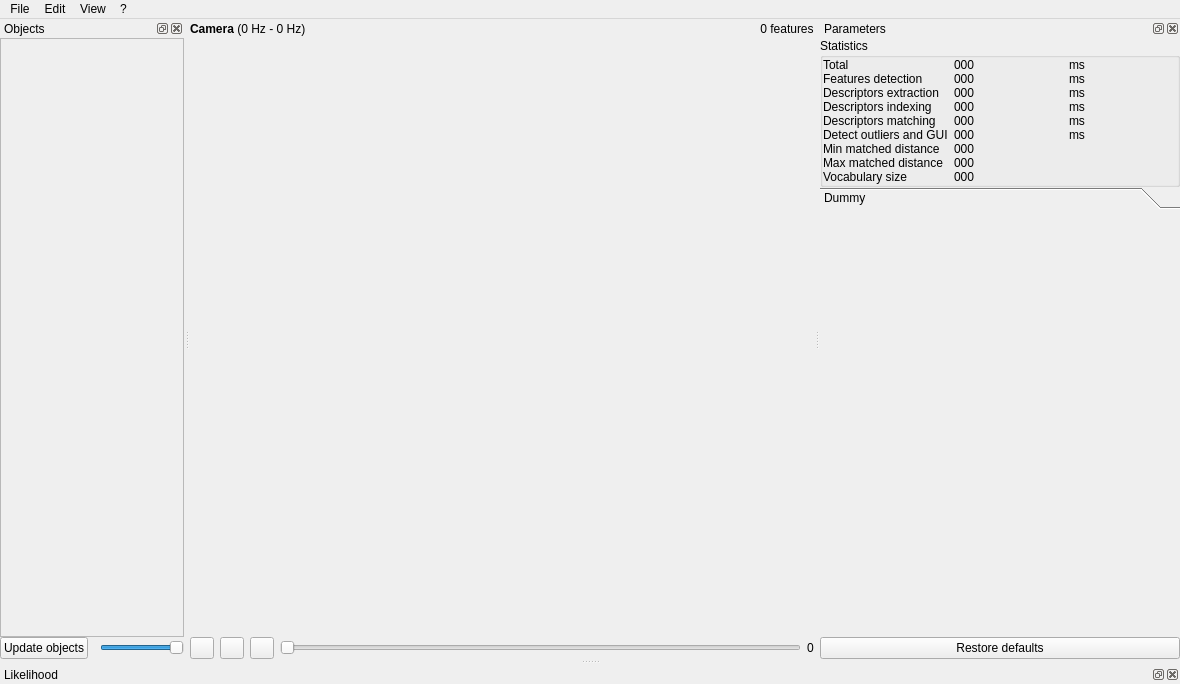
This is src/ui/mainWindow.ui in introlab/find-object as Qt 5 draws it before an edit. The edited form follows.
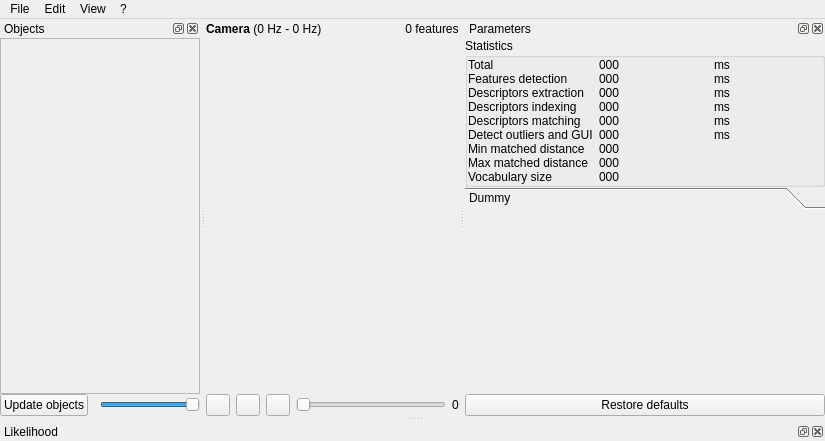
This is the edited form. Icons and pictures are not drawn. Custom widgets are drawn as their Qt base class.

```diff
--- a/src/ui/mainWindow.ui
+++ b/src/ui/mainWindow.ui
@@ -6,8 +6,8 @@
    <rect>
     <x>0</x>
     <y>0</y>
-    <width>1180</width>
-    <height>684</height>
+    <width>825</width>
+    <height>441</height>
    </rect>
   </property>
   <property name="windowTitle">
@@ -202,7 +202,7 @@
     <rect>
      <x>0</x>
      <y>0</y>
-     <width>1180</width>
+     <width>825</width>
      <height>22</height>
     </rect>
    </property>
@@ -475,7 +475,7 @@
           <x>0</x>
           <y>0</y>
           <width>348</width>
-          <height>357</height>
+          <height>114</height>
          </rect>
         </property>
         <attribute name="label">
@@ -496,6 +496,12 @@
    </widget>
   </widget>
   <widget class="QDockWidget" name="dockWidget_objects">
+   <property name="minimumSize">
+    <size>
+     <width>200</width>
+     <height>138</height>
+    </size>
+   </property>
    <property name="windowTitle">
     <string>Objects</string>
    </property>
@@ -526,8 +532,8 @@
          <rect>
           <x>0</x>
           <y>0</y>
-          <width>222</width>
-          <height>557</height>
+          <width>198</width>
+          <height>314</height>
          </rect>
         </property>
         <layout class="QVBoxLayout" name="verticalLayout_objects">
```
Left out of the diff: 3 changed lines with no effect on the pictures.
